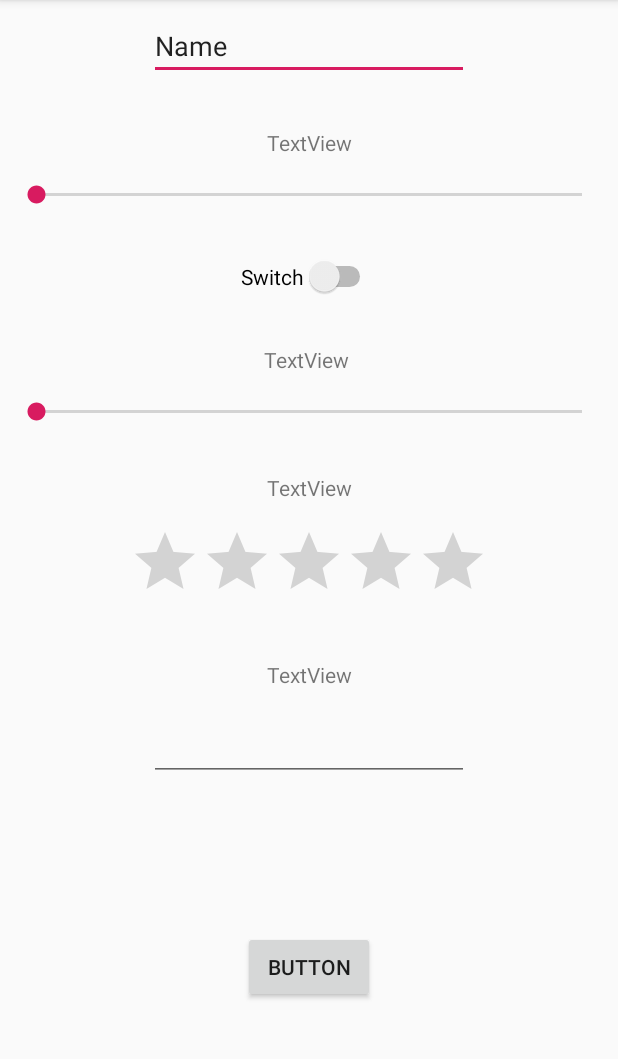
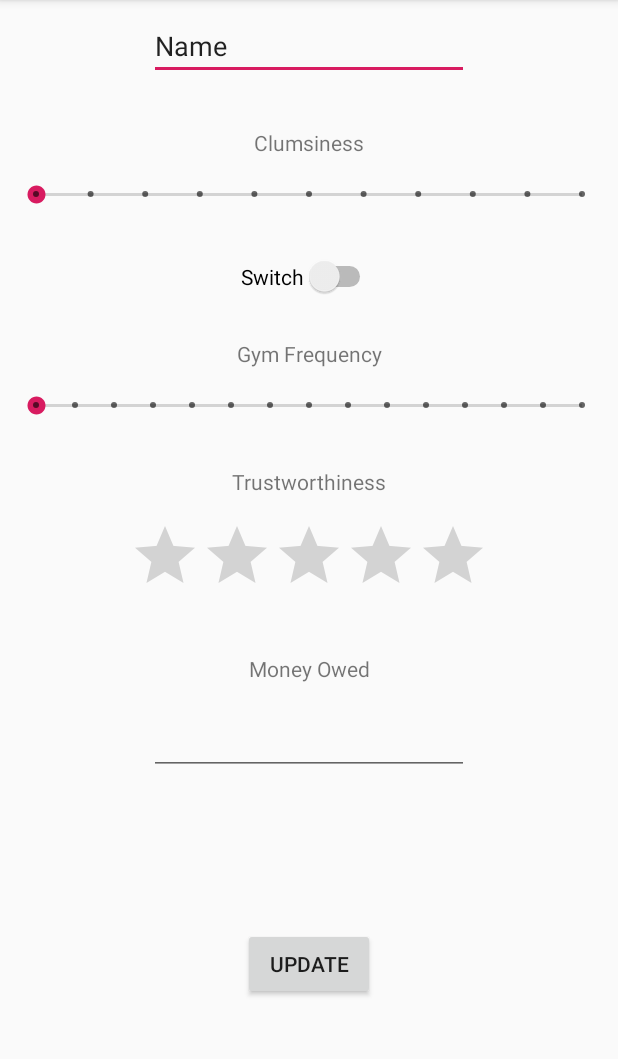
Before and after one commit to Btforce/Databases, an Android app: the FriendDetailActivity screen opened directly, with no data from a screen before it, on a phone screen of 412 x 824 dp, the part 84-1143 px from its top. Run offline under Robolectric (Android 15) with nearby library versions, the phone set to English and light mode, and no system bars; libraries missing offline, so code that uses them is left out: com.backendless, com.backendless.async, com.backendless.exceptions.

Commit message:
made update button work

```diff
--- a/app/src/main/java/com/mistershorr/databases/DisplayFriendListActivity.java
+++ b/app/src/main/java/com/mistershorr/databases/DisplayFriendListActivity.java
@@ -16,6 +16,7 @@ import com.backendless.UserService;
 import com.backendless.async.callback.AsyncCallback;
 import com.backendless.exceptions.BackendlessFault;
 import com.backendless.persistence.DataQueryBuilder;
+import com.google.android.material.floatingactionbutton.FloatingActionButton;
 
 import android.view.View;
 import android.view.ViewGroup;
@@ -30,6 +31,7 @@ public class DisplayFriendListActivity extends AppCompatActivity {
     private TextView textViewClumsiness;
     private TextView textViewMoneyOwed;
     private ListView listView;
+    private FloatingActionButton floatingActionButton;
 
     public static final String EXTRA_FRIEND = "friend";
 
@@ -39,13 +41,29 @@ public class DisplayFriendListActivity extends AppCompatActivity {
         setContentView(R.layout.activity_display_friend_list);
 
         wireWidgets();
+        setListeners();
 
         //search only for Friends that have ownerIds that match the user's objectId
         loadDataFromBackendless();
     }
 
+    private void setListeners() {
+
+        floatingActionButton.setOnClickListener(new View.OnClickListener() {
+            @Override
+            public void onClick(View view) {
+
+                Intent newFriendIntent = new Intent(DisplayFriendListActivity.this, FriendDetailActivity.class);
+                startActivity(newFriendIntent);
+
+            }
+        });
+
+    }
+
 
     private void loadDataFromBackendless(){
+
         String userId = Backendless.UserService.CurrentUser().getObjectId();
 
         // ownerId = ''
@@ -64,12 +82,6 @@ public class DisplayFriendListActivity extends AppCompatActivity {
                 // all Contact instances have been found
 
                 Log.d("LOADED FRIENDS", "handleResponse: " + foundFriend.toString());
-
-                // todo make a custom adapter to display the friends and load the list that
-                // is retrieved into the adapter
-
-                //todo make friend parcelable
-                //todo when a friend is clicked, it opens the detail activity and loads the info
 
 
                 FriendAdapter friendAdapter = new FriendAdapter(foundFriend);
@@ -107,6 +119,7 @@ public class DisplayFriendListActivity extends AppCompatActivity {
     private void wireWidgets() {
 
         listView = findViewById(R.id.ListView_displayFriendList_listView);
+        floatingActionButton = findViewById(R.id.floatingActionButton_displayFriendList);
 
     }
 
--- a/app/src/main/java/com/mistershorr/databases/Friend.java
+++ b/app/src/main/java/com/mistershorr/databases/Friend.java
@@ -71,6 +71,12 @@ public class Friend implements Parcelable {
 
     public String getObjectId(){return objectId;}
 
+    public void setObjectId(String objectId){this.objectId = objectId;}
+
+    public void setOwnerId(String ownerId){this.ownerId = ownerId;}
+
+
+
     // MUST HAVE DEFAULT, NO PARAM CONSTRUCTOR
 
     // MUST HAVE GETTERS AND SETTERS
--- a/app/src/main/java/com/mistershorr/databases/FriendDetailActivity.java
+++ b/app/src/main/java/com/mistershorr/databases/FriendDetailActivity.java
@@ -11,6 +11,10 @@ import android.widget.RatingBar;
 import android.widget.SeekBar;
 import android.widget.Switch;
 import android.widget.TextView;
+
+import com.backendless.Backendless;
+import com.backendless.async.callback.AsyncCallback;
+import com.backendless.exceptions.BackendlessFault;
 
 public class FriendDetailActivity extends AppCompatActivity {
 
@@ -34,7 +38,7 @@ public class FriendDetailActivity extends AppCompatActivity {
 
         Intent lastIntent = getIntent();
 
-        Friend friend = lastIntent.getParcelableExtra(DisplayFriendListActivity.EXTRA_FRIEND);
+        friend = lastIntent.getParcelableExtra(DisplayFriendListActivity.EXTRA_FRIEND);
 
         wireWidgets();
         setListeners();
@@ -52,14 +56,13 @@ public class FriendDetailActivity extends AppCompatActivity {
             textViewGymFreq.setText("Gym Frequency");
             textViewMoneyOwed.setText("Money Owed");
             textViewTrust.setText("Trust");
-
+        }
+        else{
+            Friend friend = new Friend();
 
 
         }
-        else{
-            friend = new Friend();
-            //set the ownerId here to the current user Id
-        }
+
 
 
 
@@ -91,6 +94,29 @@ public class FriendDetailActivity extends AppCompatActivity {
             @Override
             public void onClick(View view) {
 
+
+
+                Backendless.Persistence.save( friend, new AsyncCallback<Friend>() {
+                    public void handleResponse( Friend response )
+                    {
+
+                        //set the values of friend to the new values that are changed
+
+                        friend.setClumsiness(seekBarClumsiness.getProgress());
+                        friend.setAwesome(switchAwesome.isChecked());
+                        friend.setGymFrequency((double)(seekBarGymFreq.getProgress())/2);
+                        friend.setTrustworthiness(ratingBarTrust.getProgress()*2);
+                        friend.setMoneyOwed(Double.valueOf(String.valueOf(editTextMoneyOwed.getText())));
+
+
+                    }
+
+                    public void handleFault( BackendlessFault fault )
+                    {
+                        // an error has occurred, the error code can be retrieved with fault.getCode()
+                    }
+                });
+
             }
         });
 
--- a/app/src/main/java/com/mistershorr/databases/FriendItemActivity.java
+++ b/app/src/main/java/com/mistershorr/databases/FriendItemActivity.java
@@ -14,4 +14,5 @@ public class FriendItemActivity extends AppCompatActivity {
 
 
     }
+
 }
--- a/app/src/main/res/layout/activity_friend_detail.xml
+++ b/app/src/main/res/layout/activity_friend_detail.xml
@@ -23,18 +23,20 @@
         android:layout_width="wrap_content"
         android:layout_height="wrap_content"
         android:layout_marginTop="32dp"
-        android:text="TextView"
+        android:text="Clumsiness"
         app:layout_constraintEnd_toEndOf="parent"
         app:layout_constraintStart_toStartOf="parent"
         app:layout_constraintTop_toBottomOf="@+id/editText_friendDetail_name" />
 
     <SeekBar
         android:id="@+id/seekBar_friendDetail_clumsiness"
+        style="@style/Widget.AppCompat.SeekBar.Discrete"
         android:layout_width="0dp"
         android:layout_height="wrap_content"
         android:layout_marginStart="8dp"
         android:layout_marginTop="16dp"
         android:layout_marginEnd="8dp"
+        android:max="10"
         app:layout_constraintEnd_toEndOf="parent"
         app:layout_constraintHorizontal_bias="1.0"
         app:layout_constraintStart_toStartOf="parent"
@@ -57,22 +59,23 @@
         android:id="@+id/textView_friendDetail_gymFreq"
         android:layout_width="wrap_content"
         android:layout_height="wrap_content"
-        android:layout_marginStart="176dp"
-        android:layout_marginTop="32dp"
-        android:layout_marginEnd="177dp"
-        android:text="TextView"
+        android:layout_marginStart="8dp"
+        android:layout_marginTop="28dp"
+        android:layout_marginEnd="8dp"
+        android:text="Gym Frequency"
         app:layout_constraintEnd_toEndOf="parent"
-        app:layout_constraintHorizontal_bias="0.0"
         app:layout_constraintStart_toStartOf="parent"
         app:layout_constraintTop_toBottomOf="@+id/switch_friendDetail_isAwesome" />
 
     <SeekBar
         android:id="@+id/seekBar_friendDetail_gymFreq"
+        style="@style/Widget.AppCompat.SeekBar.Discrete"
         android:layout_width="0dp"
         android:layout_height="wrap_content"
         android:layout_marginStart="8dp"
         android:layout_marginTop="16dp"
         android:layout_marginEnd="8dp"
+        android:max="14"
         app:layout_constraintEnd_toEndOf="parent"
         app:layout_constraintHorizontal_bias="0.0"
         app:layout_constraintStart_toStartOf="parent"
@@ -85,7 +88,7 @@
         android:layout_marginStart="8dp"
         android:layout_marginTop="32dp"
         android:layout_marginEnd="8dp"
-        android:text="TextView"
+        android:text="Trustworthiness"
         app:layout_constraintEnd_toEndOf="parent"
         app:layout_constraintStart_toStartOf="parent"
         app:layout_constraintTop_toBottomOf="@+id/seekBar_friendDetail_gymFreq" />
@@ -108,7 +111,7 @@
         android:layout_marginStart="8dp"
         android:layout_marginTop="32dp"
         android:layout_marginEnd="8dp"
-        android:text="TextView"
+        android:text="Money Owed"
         app:layout_constraintEnd_toEndOf="parent"
         app:layout_constraintStart_toStartOf="parent"
         app:layout_constraintTop_toBottomOf="@+id/ratingBar_friendDetail_trust" />
@@ -134,7 +137,7 @@
         android:layout_marginTop="8dp"
         android:layout_marginEnd="8dp"
         android:layout_marginBottom="8dp"
-        android:text="Button"
+        android:text="Update"
         app:layout_constraintBottom_toBottomOf="parent"
         app:layout_constraintEnd_toEndOf="parent"
         app:layout_constraintStart_toStartOf="parent"
```
